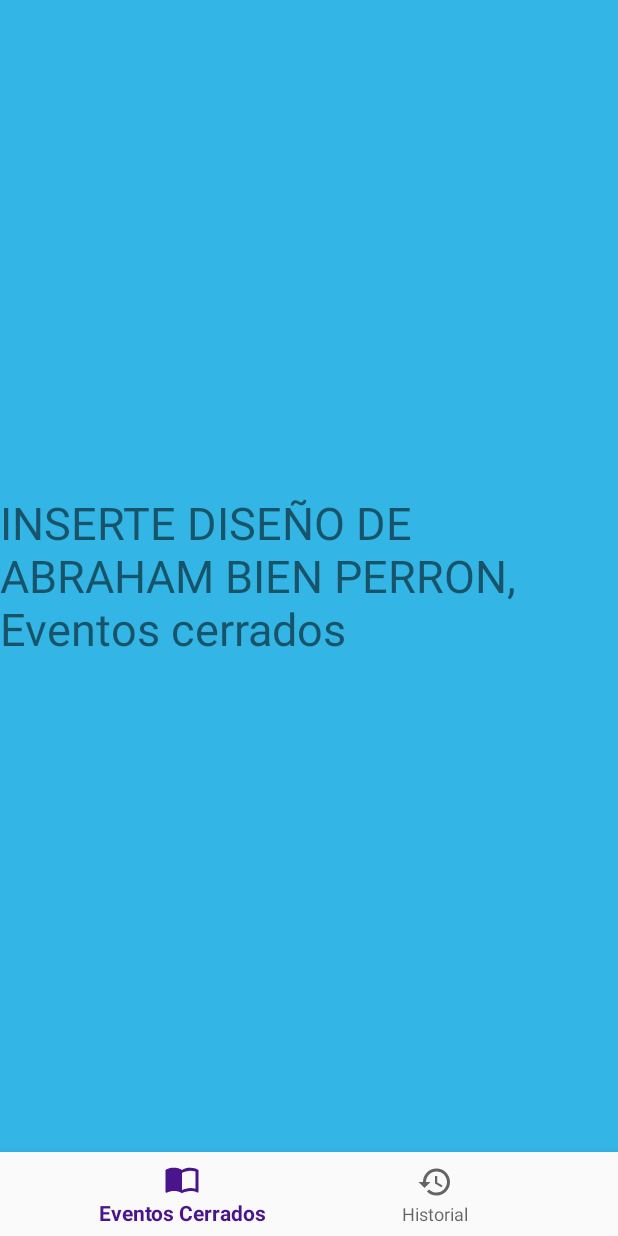
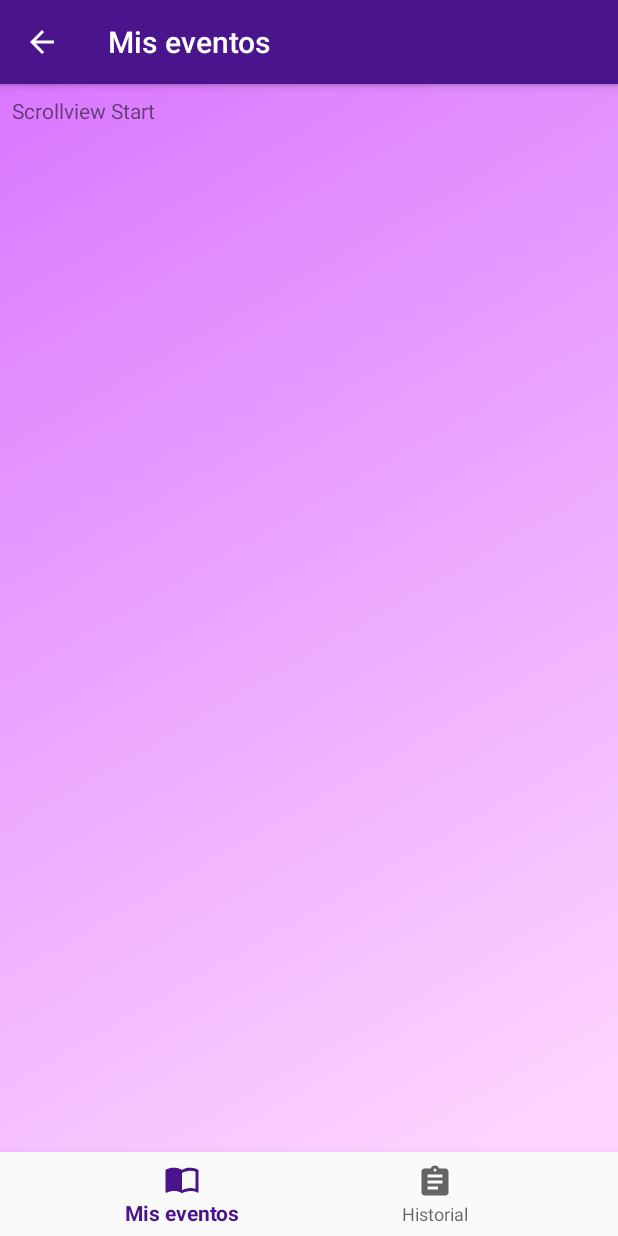
Before and after one commit to EdalfnerUnityBrited/NixApp, an Android app: the MisEventos screen opened directly, with no data from a screen before it, on a phone screen of 412 x 824 dp. Run offline under Robolectric (Android 15) with nearby library versions, the phone set to English and light mode, and no system bars; our stand-ins replace navigation-ui.

Commit message:
Se cambio el diseño de la pagina de inicio del usuario general y se agregaron las vistas de Mis eventos.

```diff
--- a/app/build.gradle
+++ b/app/build.gradle
@@ -43,5 +43,4 @@ dependencies {
     implementation 'com.google.android.material:material:1.0.0'
     implementation 'com.google.android.gms:play-services-maps:17.0.0'
     implementation 'de.hdodenhof:circleimageview:3.1.0'
-
 }
--- a/app/src/main/java/com/example/nixapp/UI/EventosCerradosFragment.java
+++ b/app/src/main/java/com/example/nixapp/UI/EventosCerradosFragment.java
@@ -7,6 +7,7 @@ import android.view.ViewGroup;
 
 import androidx.annotation.NonNull;
 import androidx.annotation.Nullable;
+import androidx.appcompat.widget.Toolbar;
 import androidx.fragment.app.Fragment;
 
 import com.example.nixapp.R;
@@ -15,6 +16,9 @@ public class EventosCerradosFragment extends Fragment {
     @Nullable
     @Override
     public View onCreateView(@NonNull LayoutInflater inflater, @Nullable ViewGroup container, @Nullable Bundle savedInstanceState) {
+
         return inflater.inflate(R.layout.fragment_eventos_cerrados,container,false);
+
     }
+
 }
--- a/app/src/main/java/com/example/nixapp/UI/HistorialFragment.java
+++ b/app/src/main/java/com/example/nixapp/UI/HistorialFragment.java
@@ -7,6 +7,7 @@ import android.view.ViewGroup;
 
 import androidx.annotation.NonNull;
 import androidx.annotation.Nullable;
+import androidx.appcompat.app.AppCompatActivity;
 import androidx.fragment.app.Fragment;
 
 import com.example.nixapp.R;
@@ -15,6 +16,7 @@ public class HistorialFragment extends Fragment {
     @Nullable
     @Override
     public View onCreateView(@NonNull LayoutInflater inflater, @Nullable ViewGroup container, @Nullable Bundle savedInstanceState) {
+        setHasOptionsMenu(true);
         return inflater.inflate(R.layout.fragment_historial,container,false);
     }
 }
--- a/app/src/main/java/com/example/nixapp/UI/MenuPrincipalUsuarioGeneral.java
+++ b/app/src/main/java/com/example/nixapp/UI/MenuPrincipalUsuarioGeneral.java
@@ -55,10 +55,13 @@ public class MenuPrincipalUsuarioGeneral extends FragmentActivity implements OnM
         SupportMapFragment mapFragment = (SupportMapFragment) getSupportFragmentManager()
                 .findFragmentById(R.id.map);
         mapFragment.getMapAsync(this);
+
     }
+
 
     @Override
     public boolean onNavigationItemSelected(@NonNull MenuItem menuItem) {
+        menuItem.setChecked(false);
         switch(menuItem.getItemId()){
             case R.id.nav_miseventos:{
                 Intent intentMisEventos = new Intent(this,MisEventos.class);
@@ -66,7 +69,7 @@ public class MenuPrincipalUsuarioGeneral extends FragmentActivity implements OnM
                 break;
             }
         }
-        drawer.closeDrawer(GravityCompat.START);
+        menuItem.setChecked(false);
         return true;
     }
 
--- a/app/src/main/java/com/example/nixapp/UI/MisEventos.java
+++ b/app/src/main/java/com/example/nixapp/UI/MisEventos.java
@@ -2,10 +2,16 @@ package com.example.nixapp.UI;
 
 import androidx.annotation.NonNull;
 import androidx.appcompat.app.AppCompatActivity;
+import androidx.appcompat.widget.Toolbar;
 import androidx.fragment.app.Fragment;
+import androidx.navigation.NavController;
+import androidx.navigation.Navigation;
+import androidx.navigation.ui.AppBarConfiguration;
+import androidx.navigation.ui.NavigationUI;
 
 import android.os.Bundle;
 import android.view.MenuItem;
+import android.view.View;
 
 import com.example.nixapp.R;
 import com.google.android.material.bottomnavigation.BottomNavigationView;
@@ -19,8 +25,22 @@ public class MisEventos extends AppCompatActivity {
 
         BottomNavigationView bottomNav = findViewById(R.id.menu_abajo_mis_eventos);
         bottomNav.setOnNavigationItemSelectedListener(navListener);
+        Toolbar mToolbar = (Toolbar) findViewById(R.id.toolbar);
+        setToolbarTitle("Mis eventos");
+        mToolbar.setNavigationIcon(R.drawable.ic_backarrow);
+        getSupportFragmentManager().beginTransaction().replace(R.id.fragment_container_mis_eventos,new EventosCerradosFragment()).commit();
 
-        getSupportFragmentManager().beginTransaction().replace(R.id.fragment_container_mis_eventos,new EventosCerradosFragment()).commit();
+        mToolbar.setNavigationOnClickListener(new View.OnClickListener() {
+            @Override
+            public void onClick(View view) {
+                finish();
+            }
+        });
+    }
+
+    public void setToolbarTitle(String title) {
+        Toolbar toolbar = (Toolbar) findViewById(R.id.toolbar);
+        toolbar.setTitle(title);
     }
 
     private BottomNavigationView.OnNavigationItemSelectedListener navListener =
@@ -31,11 +51,15 @@ public class MisEventos extends AppCompatActivity {
 
                     switch (menuItem.getItemId()){
                         case R.id.nav_eventoscerrados:{
+                            setToolbarTitle("Mis eventos");
                             selectedFragment = new EventosCerradosFragment();
+
                             break;
                         }
                         case R.id.nav_historial:{
+                            setToolbarTitle("Historial de eventos");
                             selectedFragment = new HistorialFragment();
+
                             break;
                         }
                     }
@@ -43,4 +67,6 @@ public class MisEventos extends AppCompatActivity {
                     return true;
                 }
             };
+
+
 }
--- /dev/null
+++ b/app/src/main/res/drawable-v24/ic_historialeventos.xml
@@ -0,0 +1,9 @@
+<vector xmlns:android="http://schemas.android.com/apk/res/android"
+        android:width="24dp"
+        android:height="24dp"
+        android:viewportWidth="24.0"
+        android:viewportHeight="24.0">
+    <path
+        android:fillColor="#FF000000"
+        android:pathData="M19,3h-4.18C14.4,1.84 13.3,1 12,1c-1.3,0 -2.4,0.84 -2.82,2L5,3c-1.1,0 -2,0.9 -2,2v14c0,1.1 0.9,2 2,2h14c1.1,0 2,-0.9 2,-2L21,5c0,-1.1 -0.9,-2 -2,-2zM12,3c0.55,0 1,0.45 1,1s-0.45,1 -1,1 -1,-0.45 -1,-1 0.45,-1 1,-1zM14,17L7,17v-2h7v2zM17,13L7,13v-2h10v2zM17,9L7,9L7,7h10v2z"/>
+</vector>
--- /dev/null
+++ b/app/src/main/res/drawable/ic_backarrow.xml
@@ -0,0 +1,9 @@
+<vector xmlns:android="http://schemas.android.com/apk/res/android"
+        android:width="24dp"
+        android:height="24dp"
+        android:viewportWidth="24.0"
+        android:viewportHeight="24.0">
+    <path
+        android:fillColor="#ffffffff"
+        android:pathData="M20,11H7.83l5.59,-5.59L12,4l-8,8 8,8 1.41,-1.41L7.83,13H20v-2z"/>
+</vector>
--- a/app/src/main/res/drawable/ic_historial.xml
+++ /dev/null
@@ -1,9 +0,0 @@
-<vector xmlns:android="http://schemas.android.com/apk/res/android"
-        android:width="24dp"
-        android:height="24dp"
-        android:viewportWidth="24.0"
-        android:viewportHeight="24.0">
-    <path
-        android:fillColor="#FF000000"
-        android:pathData="M13,3c-4.97,0 -9,4.03 -9,9L1,12l3.89,3.89 0.07,0.14L9,12L6,12c0,-3.87 3.13,-7 7,-7s7,3.13 7,7 -3.13,7 -7,7c-1.93,0 -3.68,-0.79 -4.94,-2.06l-1.42,1.42C8.27,19.99 10.51,21 13,21c4.97,0 9,-4.03 9,-9s-4.03,-9 -9,-9zM12,8v5l4.28,2.54 0.72,-1.21 -3.5,-2.08L13.5,8L12,8z"/>
-</vector>
--- a/app/src/main/res/layout/activity_mis_eventos.xml
+++ b/app/src/main/res/layout/activity_mis_eventos.xml
@@ -13,6 +13,17 @@
         android:layout_height="match_parent"
         android:layout_above="@id/menu_abajo_mis_eventos"
         >
+        <androidx.appcompat.widget.Toolbar
+            android:id="@+id/toolbar"
+            android:layout_width="match_parent"
+            android:layout_height="wrap_content"
+            android:background="@color/colorPrimary"
+            android:elevation="4dp"
+            app:title="Mis Eventos"
+
+            app:titleTextColor="#ffffffff"
+            android:theme="@style/ThemeOverlay.AppCompat.Dark.ActionBar"
+            app:popupTheme="@style/ThemeOverlay.AppCompat.Light"></androidx.appcompat.widget.Toolbar>
     </FrameLayout>
 
     <com.google.android.material.bottomnavigation.BottomNavigationView
--- a/app/src/main/res/layout/fragment_eventos_cerrados.xml
+++ b/app/src/main/res/layout/fragment_eventos_cerrados.xml
@@ -1,13 +1,52 @@
 <?xml version="1.0" encoding="utf-8"?>
 <RelativeLayout xmlns:android="http://schemas.android.com/apk/res/android"
-    android:layout_width="match_parent" android:layout_height="match_parent"
-    android:background="@android:color/holo_blue_light">
-    <TextView
-        android:layout_width="wrap_content"
-        android:layout_height="wrap_content"
-        android:text="INSERTE DISEÑO DE ABRAHAM BIEN PERRON, Eventos cerrados"
-        android:textSize="30dp"
-        android:layout_centerInParent="true">
+    android:layout_width="match_parent"
+    android:layout_height="match_parent"
+    xmlns:app="http://schemas.android.com/apk/res-auto"
+    xmlns:tools="http://schemas.android.com/tools"
+    android:background="@drawable/fondoclaro">
 
-    </TextView>
+    <RelativeLayout
+        android:id="@+id/fragment_container_mis_eventos"
+        android:layout_width="match_parent"
+        android:layout_height="match_parent">
+
+        <androidx.appcompat.widget.Toolbar
+            android:id="@+id/toolbar"
+            android:layout_width="match_parent"
+            android:layout_height="wrap_content"
+            android:background="@color/colorPrimary"
+            android:elevation="4dp"
+            app:title="Mis Eventos"
+
+            app:titleTextColor="#ffffffff"
+            android:theme="@style/ThemeOverlay.AppCompat.Dark.ActionBar"
+            app:popupTheme="@style/ThemeOverlay.AppCompat.Light"></androidx.appcompat.widget.Toolbar>
+
+        <ScrollView
+            android:layout_width="match_parent"
+            android:layout_height="match_parent"
+            android:layout_below="@+id/toolbar"
+            android:layout_marginLeft="8dp"
+            android:layout_marginTop="8dp"
+            android:layout_marginRight="8dp"
+            app:layout_constraintEnd_toEndOf="parent"
+            app:layout_constraintStart_toStartOf="parent"
+            app:layout_constraintTop_toBottomOf="@+id/toolbar">
+
+            <LinearLayout
+                android:layout_width="match_parent"
+                android:layout_height="wrap_content"
+                android:orientation="vertical">
+
+                <TextView
+                    android:id="@+id/textView"
+                    android:layout_width="match_parent"
+                    android:layout_height="wrap_content"
+                    android:text="Scrollview Start" />
+            </LinearLayout>
+        </ScrollView>
+
+
+    </RelativeLayout>
 </RelativeLayout>
--- a/app/src/main/res/menu/menu_abajo_mis_eventos.xml
+++ b/app/src/main/res/menu/menu_abajo_mis_eventos.xml
@@ -2,8 +2,8 @@
 <menu xmlns:android="http://schemas.android.com/apk/res/android">
     <item android:id="@+id/nav_eventoscerrados"
         android:icon="@drawable/ic_eventoscerrados"
-        android:title="Eventos Cerrados"></item>
+        android:title="Mis eventos"></item>
     <item android:id="@+id/nav_historial"
-        android:icon="@drawable/ic_historial"
+        android:icon="@drawable/ic_historialeventos"
         android:title="Historial"></item>
 </menu>
```
Also changed, not shown: app/src/main/AndroidManifest.xml (+6 -2 lines), app/src/main/res/layout/fragment_historial.xml (+47 -9 lines), app/src/main/res/drawable-v24/fondoclaro.png (added).
